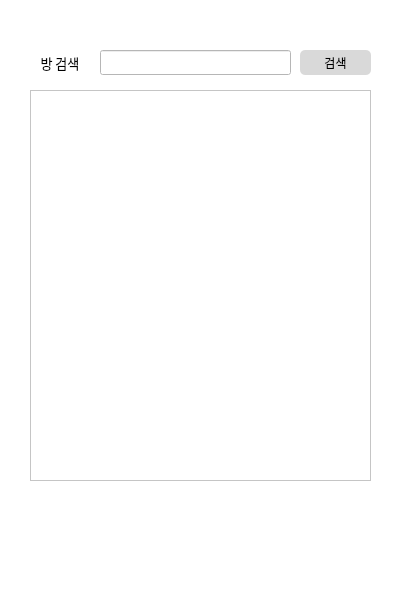
This is main.ui in syarin03/jjapkaotalk as Qt 5 draws it before an edit. The edited form follows.
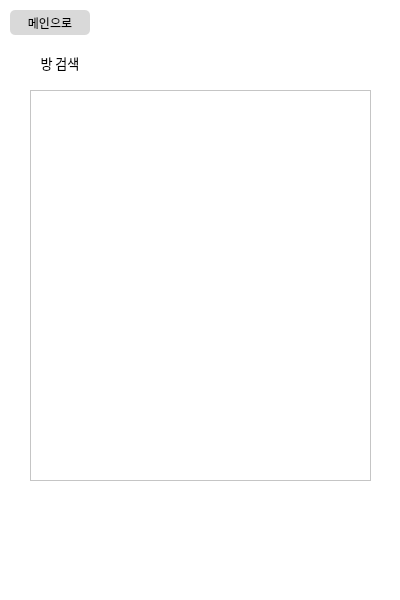
This is the edited form. The open tabs and pages were chosen to show the change.

What changed in the file:
```diff
--- a/main.ui
+++ b/main.ui
@@ -838,45 +838,6 @@
        </font>
       </property>
      </widget>
-     <widget class="QLineEdit" name="input_find_room">
-      <property name="geometry">
-       <rect>
-        <x>100</x>
-        <y>50</y>
-        <width>191</width>
-        <height>25</height>
-       </rect>
-      </property>
-      <property name="font">
-       <font>
-        <family>맑은 고딕</family>
-       </font>
-      </property>
-     </widget>
-     <widget class="QPushButton" name="btn_find_room">
-      <property name="geometry">
-       <rect>
-        <x>300</x>
-        <y>50</y>
-        <width>71</width>
-        <height>25</height>
-       </rect>
-      </property>
-      <property name="font">
-       <font>
-        <family>맑은 고딕</family>
-       </font>
-      </property>
-      <property name="cursor">
-       <cursorShape>PointingHandCursor</cursorShape>
-      </property>
-      <property name="styleSheet">
-       <string notr="true">border-radius: 5px; background-color: #d9d9d9;</string>
-      </property>
-      <property name="text">
-       <string>검색</string>
-      </property>
-     </widget>
      <widget class="QLabel" name="label_3">
       <property name="geometry">
        <rect>
@@ -899,6 +860,30 @@
        <set>Qt::AlignCenter</set>
       </property>
      </widget>
+     <widget class="QPushButton" name="btn_room_list_to_main">
+      <property name="geometry">
+       <rect>
+        <x>10</x>
+        <y>10</y>
+        <width>80</width>
+        <height>25</height>
+       </rect>
+      </property>
+      <property name="font">
+       <font>
+        <family>맑은 고딕</family>
+       </font>
+      </property>
+      <property name="cursor">
+       <cursorShape>PointingHandCursor</cursorShape>
+      </property>
+      <property name="styleSheet">
+       <string notr="true">border-radius: 5px; background-color: #d9d9d9;</string>
+      </property>
+      <property name="text">
+       <string>메인으로</string>
+      </property>
+     </widget>
     </widget>
     <widget class="QWidget" name="stack_room_create"/>
     <widget class="QWidget" name="stack_room_chat">
```
Left out of the diff: 34 changed lines with no effect on the pictures.
